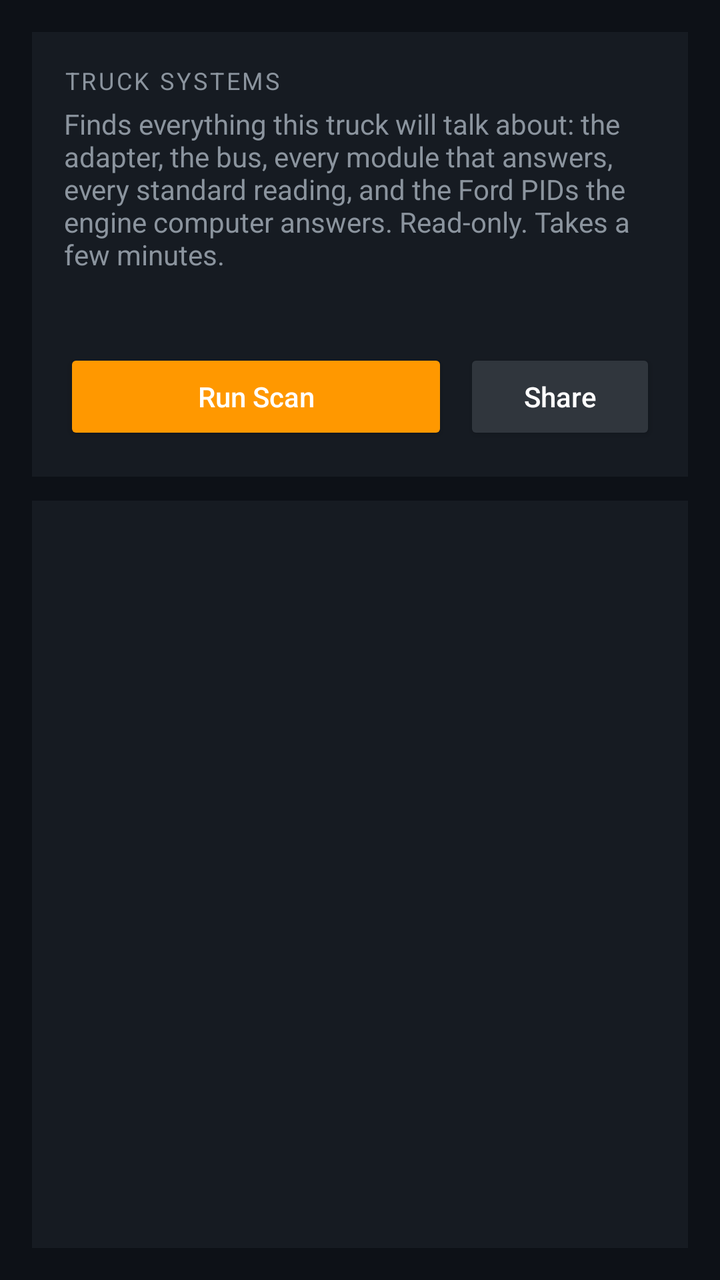
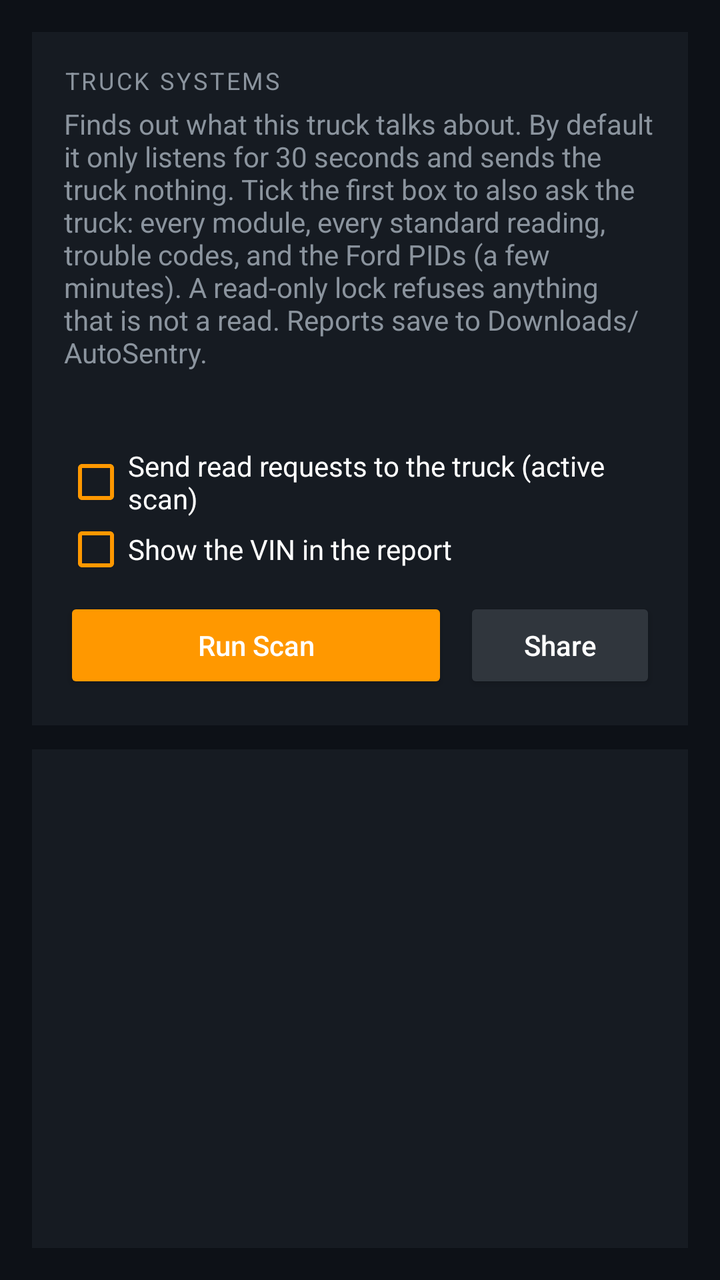

Compare the two renders of this Android layout. The source of the first and the diff that turns it into the second are given below.
<!-- AndroidManifest.xml: application theme Theme.AutoSentry -->
<!-- res/layout/activity_systems_scan.xml -->
<?xml version="1.0" encoding="utf-8"?>
<LinearLayout xmlns:android="http://schemas.android.com/apk/res/android"
    android:layout_width="match_parent"
    android:layout_height="match_parent"
    android:orientation="vertical"
    android:background="@color/dashboard_bg"
    android:padding="16dp">

    
    <LinearLayout
        android:layout_width="match_parent"
        android:layout_height="wrap_content"
        android:orientation="vertical"
        android:background="@color/card_bg"
        android:padding="16dp"
        android:layout_marginBottom="12dp">

        <TextView
            android:layout_width="wrap_content"
            android:layout_height="wrap_content"
            android:text="@string/truck_systems"
            android:textColor="@color/label_text"
            android:textSize="12sp"
            android:textAllCaps="true"
            android:letterSpacing="0.1" />

        <TextView
            android:layout_width="match_parent"
            android:layout_height="wrap_content"
            android:layout_marginTop="4dp"
            android:text="@string/systems_scan_hint"
            android:textColor="@color/textSecondary"
            android:textSize="14sp" />

        <TextView
            android:id="@+id/textScanStatus"
            android:layout_width="match_parent"
            android:layout_height="wrap_content"
            android:layout_marginTop="8dp"
            android:textColor="@color/amber_warning"
            android:textSize="16sp"
            android:textStyle="bold"
            android:fontFamily="monospace" />

        <LinearLayout
            android:layout_width="match_parent"
            android:layout_height="wrap_content"
            android:layout_marginTop="8dp"
            android:orientation="horizontal">

            <Button
                android:id="@+id/buttonRunScan"
                android:layout_width="0dp"
                android:layout_height="wrap_content"
                android:layout_weight="2"
                android:text="@string/run_systems_scan"
                android:textColor="@color/textPrimary"
                android:backgroundTint="@color/colorPrimary"
                android:textAllCaps="false" />

            <Button
                android:id="@+id/buttonShareReport"
                android:layout_width="0dp"
                android:layout_height="wrap_content"
                android:layout_weight="1"
                android:layout_marginStart="8dp"
                android:text="@string/share"
                android:textColor="@color/textPrimary"
                android:backgroundTint="@color/card_border"
                android:textAllCaps="false" />
        </LinearLayout>
    </LinearLayout>

    
    <ScrollView
        android:layout_width="match_parent"
        android:layout_height="0dp"
        android:layout_weight="1"
        android:background="@color/card_bg"
        android:padding="12dp">

        <TextView
            android:id="@+id/textReport"
            android:layout_width="match_parent"
            android:layout_height="wrap_content"
            android:fontFamily="monospace"
            android:textSize="12sp"
            android:textColor="@color/reading_text"
            android:textIsSelectable="true" />
    </ScrollView>
</LinearLayout>
<!-- resources referenced by this layout -->
<resources>
  <color name="amber_warning">#FF9800</color>
  <color name="card_bg">#161B22</color>
  <color name="card_border">#30363D</color>
  <color name="colorPrimary">#FF9800</color>
  <color name="dashboard_bg">#0D1117</color>
  <color name="label_text">#8B949E</color>
  <color name="reading_text">#E6EDF3</color>
  <color name="textPrimary">#FFFFFF</color>
  <color name="textSecondary">#8B949E</color>
  <string name="run_systems_scan">Run Scan</string>
  <string name="share">Share</string>
  <string name="systems_scan_hint">Finds everything this truck will talk about: the adapter, the bus, every module that answers, every standard reading, and the Ford PIDs the engine computer answers. Read-only. Takes a few minutes.</string>
  <string name="truck_systems">Truck Systems</string>
  <style name="Theme.AutoSentry" parent="Theme.AppCompat">
          <item name="colorPrimary">@color/fs_toolbar</item>
          <item name="colorPrimaryDark">@color/fs_rail</item>
          <item name="colorAccent">@color/fs_val_blue</item>
          <item name="colorButtonNormal">@color/fs_divider</item>
          <item name="actionBarStyle">@style/AutoSentry.ActionBar</item>
          <item name="actionBarTheme">@style/ThemeOverlay.AppCompat.Light</item>
          <item name="android:windowBackground">@color/fs_bg</item>
          <item name="android:textColorPrimary">@color/fs_text</item>
          <item name="android:textColorSecondary">@color/fs_muted</item>
          <item name="android:statusBarColor">@color/fs_rail</item>
          <item name="android:navigationBarColor">@color/fs_rail</item>
      </style>
  <color name="fs_toolbar">#CFCFCF</color>
  <color name="fs_rail">#25262F</color>
  <color name="fs_val_blue">#29A6E8</color>
  <color name="fs_divider">#2D2E38</color>
  <style name="AutoSentry.ActionBar" parent="Widget.AppCompat.ActionBar.Solid">
          <item name="background">@color/fs_toolbar</item>
      </style>
  <color name="fs_bg">#23242D</color>
  <color name="fs_text">#E6E6E8</color>
  <color name="fs_muted">#9A9AA3</color>
</resources>

<!-- the commit's change to res/layout/activity_systems_scan.xml (unified diff, before → after) -->
@@ -41,6 +41,23 @@
             android:textSize="16sp"
             android:textStyle="bold"
             android:fontFamily="monospace" />
+
+        <CheckBox
+            android:id="@+id/checkActiveScan"
+            android:layout_width="match_parent"
+            android:layout_height="wrap_content"
+            android:layout_marginTop="8dp"
+            android:text="@string/active_scan_option"
+            android:textColor="@color/textPrimary"
+            android:buttonTint="@color/colorPrimary" />
+
+        <CheckBox
+            android:id="@+id/checkIncludeVin"
+            android:layout_width="match_parent"
+            android:layout_height="wrap_content"
+            android:text="@string/include_vin_option"
+            android:textColor="@color/textPrimary"
+            android:buttonTint="@color/colorPrimary" />
 
         <LinearLayout
             android:layout_width="match_parent"
<!-- resource entries referenced after the edit -->
@@ -9,9 +9,11 @@
   <color name="reading_text">#E6EDF3</color>
   <color name="textPrimary">#FFFFFF</color>
   <color name="textSecondary">#8B949E</color>
+  <string name="active_scan_option">Send read requests to the truck (active scan)</string>
+  <string name="include_vin_option">Show the VIN in the report</string>
   <string name="run_systems_scan">Run Scan</string>
   <string name="share">Share</string>
-  <string name="systems_scan_hint">Finds everything this truck will talk about: the adapter, the bus, every module that answers, every standard reading, and the Ford PIDs the engine computer answers. Read-only. Takes a few minutes.</string>
+  <string name="systems_scan_hint">Finds out what this truck talks about. By default it only listens for 30 seconds and sends the truck nothing. Tick the first box to also ask the truck: every module, every standard reading, trouble codes, and the Ford PIDs (a few minutes). A read-only lock refuses anything that is not a read. Reports save to Downloads/AutoSentry.</string>
   <string name="truck_systems">Truck Systems</string>
   <style name="Theme.AutoSentry" parent="Theme.AppCompat">
           <item name="colorPrimary">@color/fs_toolbar</item>
